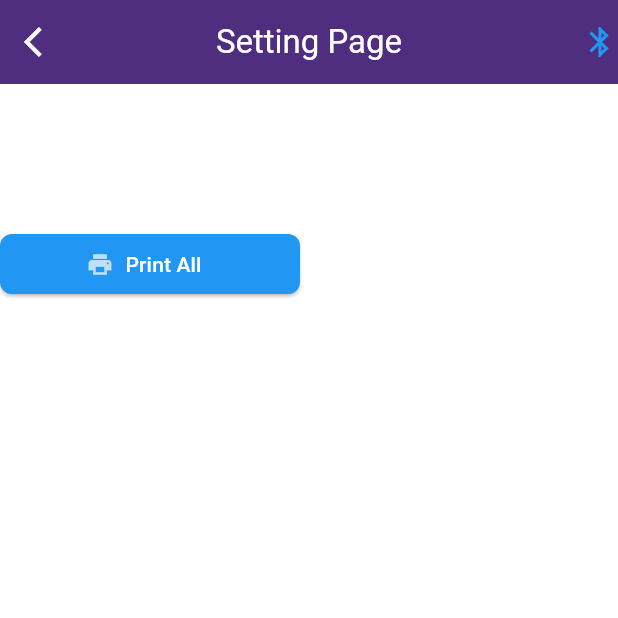
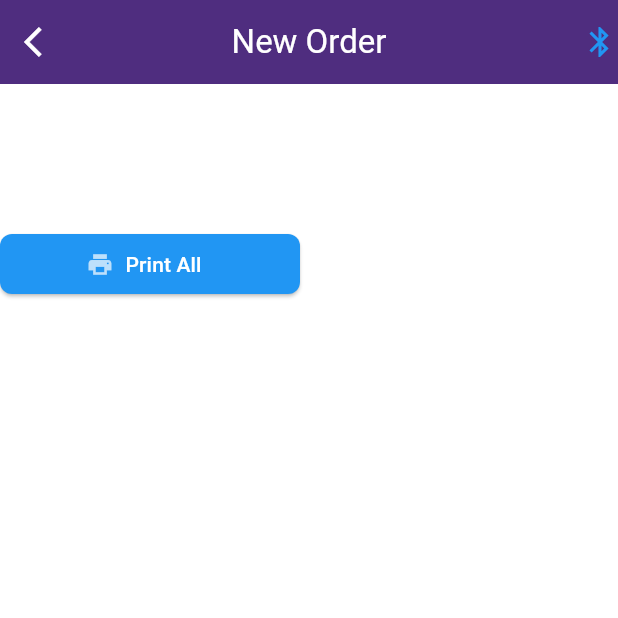
Before and after one commit to AsiaBrightway/rpro_mini, a Flutter app: the SettingPage screen opened directly with empty values, on a phone screen of 412 x 824 dp, the top half of it. Run offline on Flutter 3.47's test engine with Material 3 defaults, Android fonts, the light colour scheme and no system bars; our stand-ins replace badges, cached_network_image, dio, flutter_blue_plus, flutter_riverpod, fluttertoast and 5 more; missing offline and left inert: esc_pos_printer_plus, esc_pos_utils_plus, print_bluetooth_thermal; accounts and stored records are empty; generated files the repository leaves out were written again; network calls fail.

Commit message:
complete cancel print

```diff
--- a/lib/bloc/cart_bloc.dart
+++ b/lib/bloc/cart_bloc.dart
@@ -95,7 +95,7 @@ class CartBloc extends ChangeNotifier{
     }
   }
 
-  Future<void> removeItem(OrderDetailsVo item,BuildContext context) async{
+  Future<void> removeItem(OrderDetailsVo item,BuildContext context,VoidCallback onSuccess) async{
     if(item.orderId == 0){
       newOrderItems.removeWhere((i) => i.itemId == item.itemId && i.isOrdered == 0);
       combinedOrderItems = [..._orderDetailsList, ...newOrderItems];
@@ -104,6 +104,7 @@ class CartBloc extends ChangeNotifier{
       _model.deleteOrderItem(item.orderDetailsId).then((onValue){
         showSuccessToast(context, onValue.message.toString());
         getOrderDetails();
+        onSuccess();
       }).catchError((onError){
         showScaffoldMessage(context, 'Unable to delete. Check connection');
       });
--- a/lib/ui/pages/setting_page.dart
+++ b/lib/ui/pages/setting_page.dart
@@ -2,7 +2,6 @@
 import 'dart:async';
 import 'dart:convert';
 import 'dart:io';
-import 'dart:typed_data';
 import 'package:esc_pos_utils_plus/esc_pos_utils_plus.dart';
 import 'package:flutter/cupertino.dart';
 import 'package:flutter/foundation.dart';
@@ -26,11 +25,12 @@ import '../../data/vos/order_details_vo.dart';
 import '../../utils/helper_functions.dart';
 
 class SettingPage extends StatefulWidget {
+  final bool isCancel;
   final List<OrderDetailsVo> orderItems;
   final String tableName;
   final String floorName;
   final String groupName;
-  const SettingPage({super.key, required this.orderItems, required this.tableName, required this.floorName, required this.groupName});
+  const SettingPage({super.key, required this.orderItems, required this.tableName, required this.floorName, required this.groupName, required this.isCancel});
 
   @override
   State<SettingPage> createState() => _SettingPageState();
@@ -79,6 +79,7 @@ class _SettingPageState extends State<SettingPage> {
       });
     }
     else {
+      if(!mounted) return;
       showToastMessage(context, 'Printer config is empty');
     }
   }
@@ -193,7 +194,7 @@ class _SettingPageState extends State<SettingPage> {
       }
       final resizedImage = copyResize(image,width: 576);  // 80mm printers
       bytes += generator.imageRaster(resizedImage);
-      bytes += generator.hr();
+      bytes += generator.hr(ch: '- -');
       bool success = await PrintBluetoothThermal.writeBytes(bytes);
       if (success) {
         bloc.changePrintState(config.name, 2);
@@ -250,6 +251,17 @@ class _SettingPageState extends State<SettingPage> {
 
   List<int> _generateReceiptHeader(Generator generator, String printerName) {
     List<int> bytes = [];
+    if(widget.isCancel){
+      bytes.addAll(generator.text(
+        "Cancel Order",
+        styles: const PosStyles(
+          bold: true,
+          align: PosAlign.center,
+          height: PosTextSize.size1,
+          width: PosTextSize.size1,
+        ),
+      ));
+    }else{
       bytes.addAll(generator.text(
         restaurantName,
         styles: const PosStyles(
@@ -259,7 +271,9 @@ class _SettingPageState extends State<SettingPage> {
           width: PosTextSize.size1,
         ),
       ));
-
+    }
+    bytes += generator.feed(1);
+    if(widget.isCancel == false){
       bytes.addAll(generator.text(
         '($printerName Orders)',
         styles: const PosStyles(
@@ -269,19 +283,20 @@ class _SettingPageState extends State<SettingPage> {
           width: PosTextSize.size1,
         ),
       ));
+    }
     bytes.addAll(generator.text(formattedDateTime));
     bytes.addAll(generator.text('${widget.floorName}, ${widget.tableName}, ${widget.groupName}'));
     bytes.addAll(generator.text(empName));
     bytes.addAll(generator.hr());
 
-    // Table Header
+    if(widget.isCancel == false){
       bytes.addAll(generator.row([
         PosColumn(text: 'Name', width: 4, styles: _defaultStyle(PosAlign.left)),
         PosColumn(text: 'Unit', width: 2, styles: _defaultStyle(PosAlign.center)),
         PosColumn(text: 'Qty', width: 2, styles: _defaultStyle(PosAlign.center)),
         PosColumn(text: 'Remark', width: 4, styles: _defaultStyle(PosAlign.right)),
       ]));
-
+    }
     return bytes;
   }
 
@@ -325,7 +340,9 @@ class _SettingPageState extends State<SettingPage> {
         return Scaffold(
             backgroundColor: Theme.of(context).colorScheme.primaryContainer,
             appBar: AppBar(
-              title: const Text('Setting Page',style: TextStyle(color: Colors.white)),
+              title: Text(
+                  widget.isCancel ? 'Order Cancel': 'New Order',
+                  style: const TextStyle(color: Colors.white)),
               centerTitle: true,
               backgroundColor: AppColors.colorPrimary,
               leading: IconButton(
@@ -400,6 +417,7 @@ class _SettingPageState extends State<SettingPage> {
                             groupName: widget.groupName,
                             empName: empName,
                             restaurantName: restaurantName,
+                            isCancel: widget.isCancel,
                           ),
                           Selector<PrintReceiptBloc,int>(
                               selector: (context,bloc) => bloc.kitchenSuccess,
@@ -441,7 +459,9 @@ class _SettingPageState extends State<SettingPage> {
                             floorName: widget.floorName,
                             tableName: widget.tableName,
                             groupName: widget.groupName,
-                            empName: empName, restaurantName: '',
+                            empName: empName,
+                            restaurantName: restaurantName,
+                            isCancel: widget.isCancel,
                           ),
                           Selector<PrintReceiptBloc,int>(
                               selector: (context,bloc) => bloc.bbqSuccess,
@@ -485,6 +505,7 @@ class _SettingPageState extends State<SettingPage> {
                             groupName: widget.groupName,
                             empName: empName,
                             restaurantName: restaurantName,
+                            isCancel: widget.isCancel,
                           ),
                           Selector<PrintReceiptBloc,int>(
                               selector: (context,bloc) => bloc.barSuccess,
@@ -527,6 +548,7 @@ class _SettingPageState extends State<SettingPage> {
                             groupName: widget.groupName,
                             empName: empName,
                             restaurantName: restaurantName,
+                            isCancel: widget.isCancel,
                           ),
                           Selector<PrintReceiptBloc,int>(
                               selector: (context,bloc) => bloc.counterSuccess,
@@ -555,7 +577,25 @@ class _SettingPageState extends State<SettingPage> {
 
                     const SizedBox(height: 16),
 
-                    Selector<PrintReceiptBloc,bool>(
+                    (widget.isCancel)
+                        ? SizedBox(
+                            width: 200,
+                            child: ElevatedButton.icon(
+                                onPressed: () async {
+                                  _captureAndPrintOrders(widget.orderItems, bloc);
+                                },
+                                style: ElevatedButton.styleFrom(
+                                    backgroundColor: Colors.blue,
+                                    shape: RoundedRectangleBorder(
+                                        borderRadius: BorderRadius.circular(8))),
+                                icon: const Icon(
+                                  Icons.print_outlined,
+                                  color: Colors.white70,
+                                ),
+                                label: const Text('Print Order Cancel',
+                                    style: TextStyle(color: Colors.white))),
+                          )
+                        : Selector<PrintReceiptBloc,bool>(
                         selector: (context,bloc) => bloc.isClickedPrintAll,
                         builder: (context,isClicked,_){
                           if(isClicked == false){
```
Also changed, not shown: lib/ui/components/screenshot_widget.dart (+33 -14 lines), lib/ui/pages/cart_page.dart (+30 -2 lines). Lines whose indentation alone changed are shown as unchanged.
